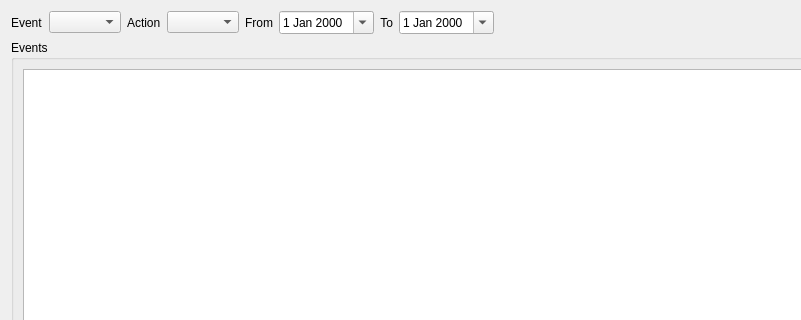
Qt form client/src/ui/dialogs/event_log_dialog.ui (networkoptix/nx_open) before a commit; both pictures show x 0 to 801 and y 0 to 320 of the 1000 by 500 pixel window.
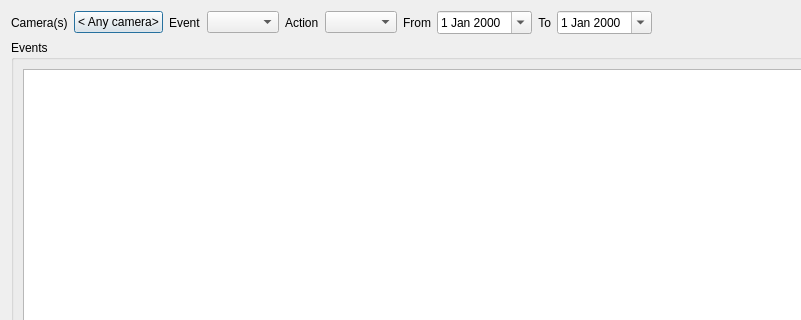
The same form after that commit. Custom widgets are drawn as their Qt base class.

Commit message:
add camera selection to event log form
<==== Mercurial data ====>
Branch: events_db

Diff of the .ui file:
```diff
--- a/client/src/ui/dialogs/event_log_dialog.ui
+++ b/client/src/ui/dialogs/event_log_dialog.ui
@@ -16,6 +16,26 @@
   <layout class="QVBoxLayout" name="verticalLayout">
    <item>
     <layout class="QHBoxLayout" name="horizontalLayout">
+     <item>
+      <widget class="QLabel" name="label_4">
+       <property name="text">
+        <string>Camera(s)</string>
+       </property>
+      </widget>
+     </item>
+     <item>
+      <widget class="QPushButton" name="cameraButton">
+       <property name="mouseTracking">
+        <bool>true</bool>
+       </property>
+       <property name="text">
+        <string>&lt; Any camera&gt;</string>
+       </property>
+       <property name="flat">
+        <bool>false</bool>
+       </property>
+      </widget>
+     </item>
      <item>
       <widget class="QLabel" name="EventText">
        <property name="text">
```
The commit also changes 9 other files.
